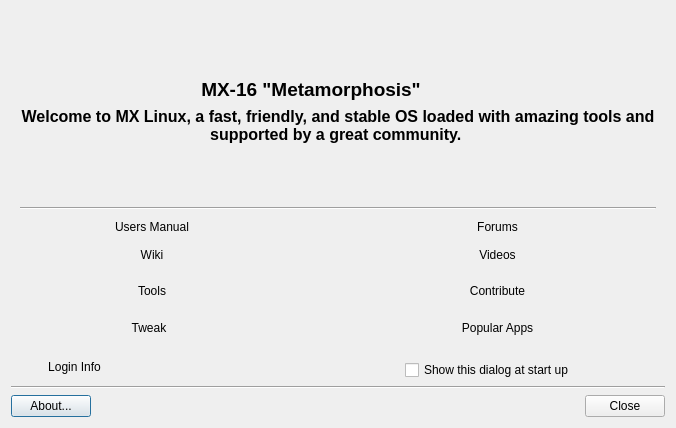
Above: mxwelcome.ui from bithostel-dev/mx-welcome before the change. Below: the same form after it.
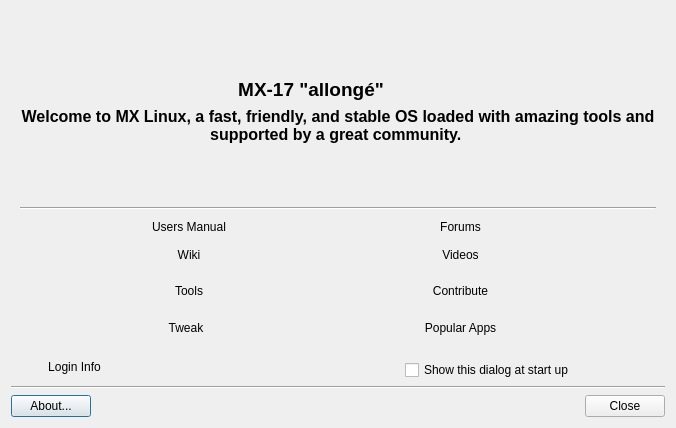
That is the form after the change. Icons and pictures are not drawn. Custom widgets are drawn as their Qt base class.

```diff
--- a/mxwelcome.ui
+++ b/mxwelcome.ui
@@ -470,7 +470,7 @@
       <item row="1" column="3">
        <widget class="QLabel" name="labelTitle">
         <property name="text">
-         <string>&lt;html&gt;&lt;head/&gt;&lt;body&gt;&lt;p align=&quot;center&quot;&gt;&lt;span style=&quot; font-size:14pt; font-weight:600;&quot;&gt;MX-16 &amp;quot;Metamorphosis&amp;quot;&lt;/span&gt;&lt;/p&gt;&lt;/body&gt;&lt;/html&gt;</string>
+         <string>&lt;html&gt;&lt;head/&gt;&lt;body&gt;&lt;p align=&quot;center&quot;&gt;&lt;span style=&quot; font-size:14pt; font-weight:600;&quot;&gt;MX-17 &amp;quot;allongé&amp;quot;&lt;/span&gt;&lt;/p&gt;&lt;/body&gt;&lt;/html&gt;</string>
         </property>
         <property name="alignment">
          <set>Qt::AlignCenter</set>
```
